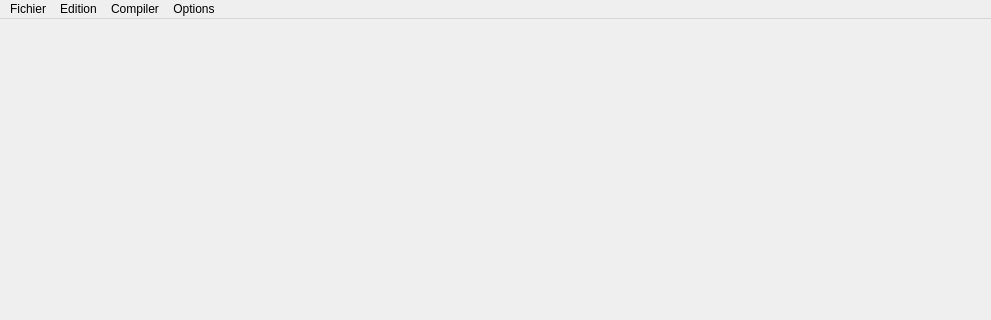
Before: the Qt Designer form source/mainwindow.ui in Bramas/texiteasy, drawn with Qt 5; both pictures show x 0 to 991 and y 0 to 320 of the 991 by 633 pixel window.
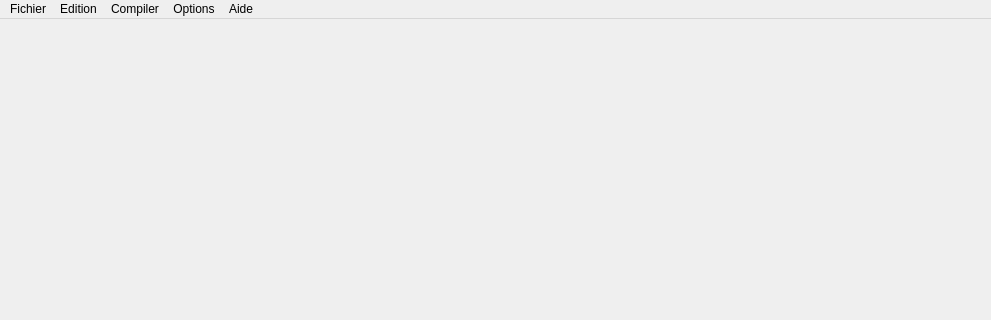
After: the same form once the commit is applied.

Commit message: add About dialog

```diff
--- a/source/mainwindow.ui
+++ b/source/mainwindow.ui
@@ -113,10 +113,17 @@
     <addaction name="separator"/>
     <addaction name="actionFindReplace"/>
    </widget>
+   <widget class="QMenu" name="menuAide">
+    <property name="title">
+     <string>Aide</string>
+    </property>
+    <addaction name="actionAbout"/>
+   </widget>
    <addaction name="menuFichier"/>
    <addaction name="menuEdition"/>
    <addaction name="menuBuild"/>
    <addaction name="menuOptions"/>
+   <addaction name="menuAide"/>
   </widget>
   <action name="actionOpen">
    <property name="text">
```
Left out of the diff: 8 changed lines with no effect on the pictures. The commit also changes 5 other files.
